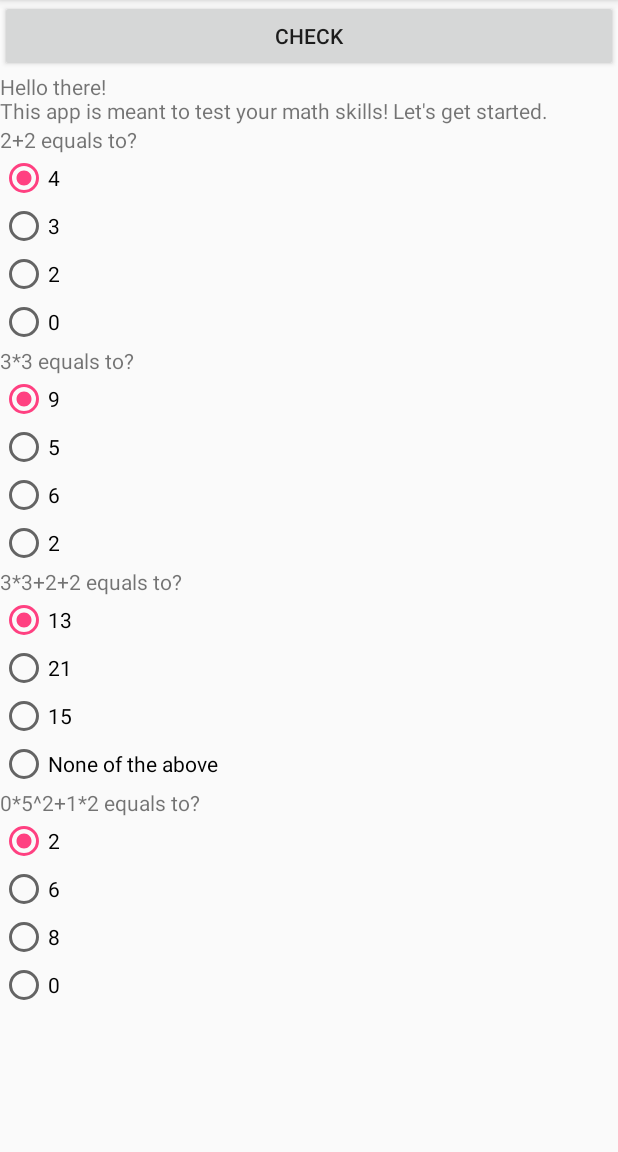
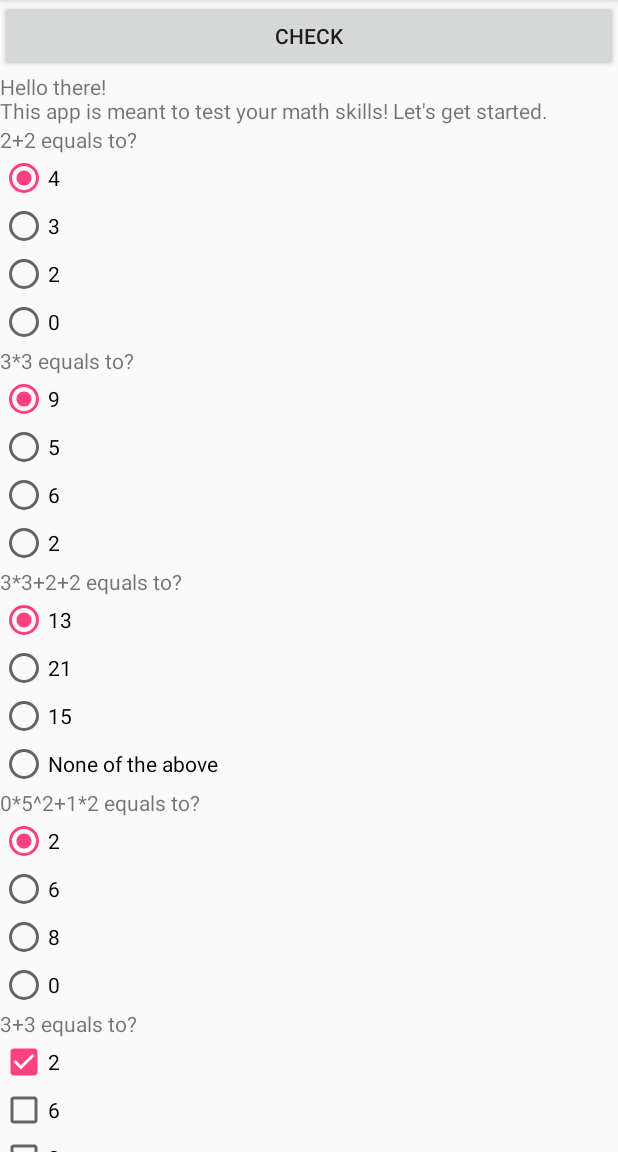
Before and after one commit to Knayd/QuizApp, an Android app: the screen it shows after launch (MainActivity), on a phone screen of 412 x 824 dp, the part 84-1236 px from its top. Run offline under Robolectric (Android 15) with nearby library versions, the phone set to English and light mode, and no system bars.

Commit message:
Only works with 4 questions

```diff
--- a/app/src/main/java/com/example/knayd/quizapp/CheckBoxQuestion.java
+++ b/app/src/main/java/com/example/knayd/quizapp/CheckBoxQuestion.java
@@ -1,4 +1,9 @@
 package com.example.knayd.quizapp;
 
-public class CheckBoxQuestion {
+public class CheckBoxQuestion extends Question {
+
+    CheckBoxQuestion(String question, String option1, String option2, String option3, String option4) {
+        super(question,option1,option2,option3,option4);
+    }
+
 }
--- a/app/src/main/java/com/example/knayd/quizapp/MainActivity.java
+++ b/app/src/main/java/com/example/knayd/quizapp/MainActivity.java
@@ -6,6 +6,7 @@ import android.support.v7.widget.LinearLayoutManager;
 import android.support.v7.widget.RecyclerView;
 import android.view.View;
 import android.widget.Button;
+import android.widget.CheckBox;
 import android.widget.RadioButton;
 import android.widget.TextView;
 import android.widget.Toast;
@@ -37,10 +38,17 @@ public class MainActivity extends AppCompatActivity {
         rv.setLayoutManager(llm);
 
         //Fill the list with the questions
-        questionList.add(new Question("2+2 equals to?","4","3","2","0"));
-        questionList.add(new Question("3*3 equals to?","9","5","6","2"));
-        questionList.add(new Question("3*3+2+2 equals to?","13","21","15","None of the above"));
-        questionList.add(new Question("0*5^2+1*2 equals to?","2","6","8","0"));
+
+        //RB
+        questionList.add(new RadioButtonQuestion("2+2 equals to?","4","3","2","0"));
+        questionList.add(new RadioButtonQuestion("3*3 equals to?","9","5","6","2"));
+        questionList.add(new RadioButtonQuestion("3*3+2+2 equals to?","13","21","15","None of the above"));
+        questionList.add(new RadioButtonQuestion("0*5^2+1*2 equals to?","2","6","8","0"));
+        //CB
+        questionList.add(new CheckBoxQuestion("3+3 equals to?","2","6","8","0"));
+        questionList.add(new CheckBoxQuestion("4+4 equals to?","2","6","8","0"));
+        questionList.add(new CheckBoxQuestion("5+5 equals to?","2","6","8","0"));
+        questionList.add(new CheckBoxQuestion("6+6 equals to?","2","6","8","0"));
 
         //Do the adapter-magic
         QuestionAdapter adapter = new QuestionAdapter(questionList);
@@ -55,12 +63,14 @@ public class MainActivity extends AppCompatActivity {
 
                     //Gets the entire view by the position
                     View v = llm.findViewByPosition(i);
+                    //First, I check what kind of object is stored in the list which has to match with the one in the RV
+
+                    if(questionList.get(i) instanceof RadioButtonQuestion) {
                         //With that object, now I have access to the individual elements of the view
                         RadioButton op1 = v.findViewById(R.id.rb_option1);
                         RadioButton op2 = v.findViewById(R.id.rb_option2);
                         RadioButton op3 = v.findViewById(R.id.rb_option3);
                         RadioButton op4 = v.findViewById(R.id.rb_option4);
-
 
                         if (i==0){
                             //Checks for the first question
@@ -95,9 +105,49 @@ public class MainActivity extends AppCompatActivity {
                                 numberOfIncorrect += "N."+(i+1) + " ";
                             }
                         }
+                    } else {
+                        //With that object, now I have access to the individual elements of the view
+                        CheckBox op1 = v.findViewById(R.id.cb_option1);
+                        CheckBox op2 = v.findViewById(R.id.cb_option2);
+                        CheckBox op3 = v.findViewById(R.id.cb_option3);
+                        CheckBox op4 = v.findViewById(R.id.cb_option4);
+
+                        if (i==0){
+                            //Checks for the fifth question
+                            if(op1.isChecked()){
+                                correctAnswers+=1;
+                            } else {
+                                incorrectAnswers+=1;
+                                numberOfIncorrect += "N."+(i+1) + " ";
+                            }
+                        } else if(i==1) {
+                            //Checks for the sixth question
+                            if(op1.isChecked()){
+                                correctAnswers+=1;
+                            } else {
+                                incorrectAnswers+=1;
+                                numberOfIncorrect += "N."+(i+1) + " ";
+                            }
+                        } else if(i==2) {
+                            //Checks for the seventh question
+                            if(op1.isChecked()){
+                                correctAnswers+=1;
+                            } else {
+                                incorrectAnswers+=1;
+                                numberOfIncorrect += "N."+(i+1) + " ";
+                            }
+                        } else if(i==3) {
+                            //Checks for the eighth question
+                            if(op1.isChecked()){
+                                correctAnswers+=1;
+                            } else {
+                                incorrectAnswers+=1;
+                                numberOfIncorrect += "N."+(i+1) + " ";
+                            }
+                        }
+                    }
 
                 }
-
 
                 //In case the user gets all the right answers
                 if(numberOfIncorrect.equals("")) {
--- a/app/src/main/java/com/example/knayd/quizapp/Question.java
+++ b/app/src/main/java/com/example/knayd/quizapp/Question.java
@@ -2,6 +2,10 @@ package com.example.knayd.quizapp;
 
 public class Question {
     String question,option1,option2,option3,option4;
+
+
+
+    Question(){}
 
     public Question(String question, String option1, String option2, String option3, String option4) {
         this.question = question;
--- a/app/src/main/java/com/example/knayd/quizapp/QuestionAdapter.java
+++ b/app/src/main/java/com/example/knayd/quizapp/QuestionAdapter.java
@@ -1,59 +1,128 @@
 package com.example.knayd.quizapp;
 
+import android.provider.MediaStore;
 import android.support.v7.widget.RecyclerView;
 import android.view.LayoutInflater;
 import android.view.View;
 import android.view.ViewGroup;
+import android.widget.CheckBox;
 import android.widget.RadioButton;
 import android.widget.TextView;
 
+import java.util.ArrayList;
 import java.util.List;
 
-public class QuestionAdapter extends RecyclerView.Adapter<QuestionAdapter.QuestionViewHolder> {
+public class QuestionAdapter extends RecyclerView.Adapter<RecyclerView.ViewHolder> {
 
     List<Question> questionList;
+
+    private final int RADIO_LAYOUT = 0, CHECKBOX_LAYOUT=1;
 
     public QuestionAdapter(List<Question> questionList) {
         this.questionList = questionList;
     }
 
     @Override
-    public QuestionViewHolder onCreateViewHolder(ViewGroup parent, int viewType) {
-        View v = LayoutInflater.from(parent.getContext()).inflate(R.layout.item_question_radiobutton, parent, false);
-        QuestionViewHolder questionViewHolder = new QuestionViewHolder(v);
-        return questionViewHolder;
+    public RecyclerView.ViewHolder onCreateViewHolder(ViewGroup parent, int viewType) {
+
+        RecyclerView.ViewHolder viewHolder=null;
+        LayoutInflater inflater = LayoutInflater.from(parent.getContext());
+
+        switch (viewType){
+            case RADIO_LAYOUT:
+                View v1 = inflater.inflate(R.layout.item_question_radiobutton, parent, false);
+                viewHolder = new RBQuestionViewHolder(v1);
+                break;
+
+            case CHECKBOX_LAYOUT:
+                View v2 = inflater.inflate(R.layout.item_question_checkbox, parent, false);
+                viewHolder = new CBQuestionViewHolder(v2);
+                break;
         }
 
-    //Here's where the logic goes
+        return viewHolder;
+    }
+
     @Override
-    public void onBindViewHolder(QuestionViewHolder holder, int position) {
-        holder.question.setText(questionList.get(position).getQuestion());
+    public void onBindViewHolder(RecyclerView.ViewHolder holder, int position) {
 
-        holder.option1.setText(questionList.get(position).getOption1());
-        holder.option1.setChecked(true);
-        holder.option2.setText(questionList.get(position).getOption2());
-        holder.option3.setText(questionList.get(position).getOption3());
-        holder.option4.setText(questionList.get(position).getOption4());
+        if (holder instanceof RBQuestionViewHolder) {
+            RBQuestionViewHolder rb = (RBQuestionViewHolder) holder;
+            rb.bindView(questionList, position);
+
+        } else if (holder instanceof CBQuestionViewHolder) {
+            CBQuestionViewHolder cb = (CBQuestionViewHolder) holder;
+            cb.bindView(questionList, position);
         }
+
+
+    }
+
+    @Override
+    public int getItemViewType(int position){
+
+        if(questionList.get(position) instanceof RadioButtonQuestion){
+            return RADIO_LAYOUT;
+        } else {
+            return CHECKBOX_LAYOUT;
+        }
+    }
+
 
     @Override
     public int getItemCount() {
         return questionList.size();
     }
 
-    public static class QuestionViewHolder extends RecyclerView.ViewHolder{
+}
 
+//A class for every type of viewholder
+class RBQuestionViewHolder extends RecyclerView.ViewHolder{
     TextView question;
     RadioButton option1,option2,option3,option4;
 
-        public QuestionViewHolder(View itemView) {
+    public RBQuestionViewHolder(View itemView) {
         super(itemView);
-
         question = itemView.findViewById(R.id.tv_question);
         option1 = itemView.findViewById(R.id.rb_option1);
         option2 = itemView.findViewById(R.id.rb_option2);
         option3 = itemView.findViewById(R.id.rb_option3);
         option4 = itemView.findViewById(R.id.rb_option4);
     }
+    //Sets the configurations for the RB VH
+    public void bindView(List<Question> list, int position) {
+        question.setText(list.get(position).getQuestion());
+        option1.setText(list.get(position).getOption1());
+        option1.setChecked(true); //This is so the first rb appears checked
+        option2.setText(list.get(position).getOption2());
+        option3.setText(list.get(position).getOption3());
+        option4.setText(list.get(position).getOption4());
+    }
+
+}
+
+class CBQuestionViewHolder extends RecyclerView.ViewHolder{
+
+    TextView question;
+    CheckBox option1,option2,option3,option4;
+
+    public CBQuestionViewHolder(View itemView) {
+        super(itemView);
+        question = itemView.findViewById(R.id.tv_question);
+        option1 = itemView.findViewById(R.id.cb_option1);
+        option2 = itemView.findViewById(R.id.cb_option2);
+        option3 = itemView.findViewById(R.id.cb_option3);
+        option4 = itemView.findViewById(R.id.cb_option4);
+    }
+
+    //Sets the configuration for the CB
+    public void bindView(List<Question> list, int position){
+
+        question.setText(list.get(position).getQuestion());
+        option1.setText(list.get(position).getOption1());
+        option1.setChecked(true);
+        option2.setText(list.get(position).getOption2());
+        option3.setText(list.get(position).getOption3());
+        option4.setText(list.get(position).getOption4());
     }
 }
--- a/app/src/main/java/com/example/knayd/quizapp/RadioButtonQuestion.java
+++ b/app/src/main/java/com/example/knayd/quizapp/RadioButtonQuestion.java
@@ -1,4 +1,8 @@
 package com.example.knayd.quizapp;
 
-public class RadioButtonQuestion {
+public class RadioButtonQuestion extends Question {
+    RadioButtonQuestion(String question, String option1, String option2, String option3, String option4) {
+        super(question, option1, option2, option3, option4);
+    }
+
 }
--- a/app/src/main/res/layout/item_question_checkbox.xml
+++ b/app/src/main/res/layout/item_question_checkbox.xml
@@ -2,7 +2,7 @@
 <LinearLayout
     xmlns:android="http://schemas.android.com/apk/res/android"
     android:layout_width="match_parent"
-    android:layout_height="match_parent"
+    android:layout_height="wrap_content"
     android:orientation="vertical">
 
     <TextView
```
Lines whose indentation alone changed are shown as unchanged.
